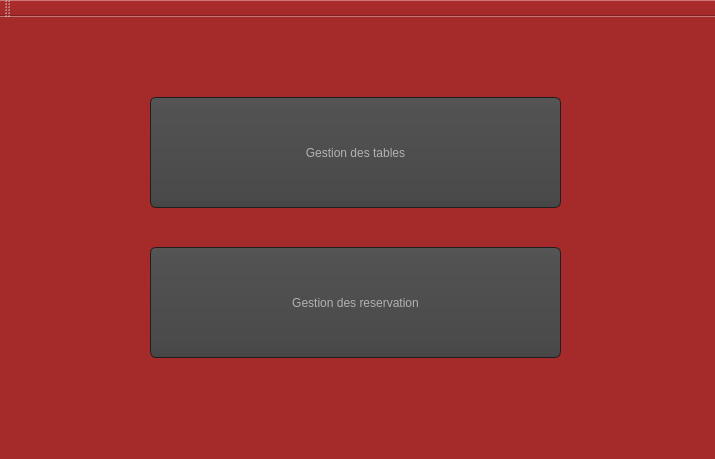
Old version of the form mainwindow.ui in the repository soumaya-nheri/Smart-Restaurant-2A27.
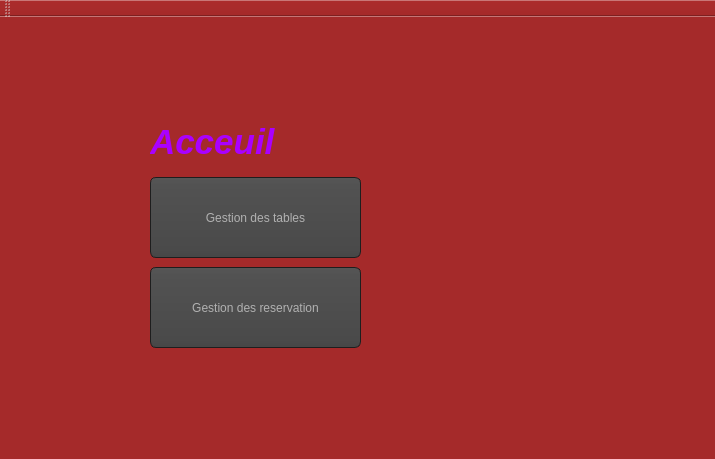
New version of the form. Icons and pictures are not drawn.

Diff of the .ui file:
```diff
--- a/mainwindow.ui
+++ b/mainwindow.ui
@@ -479,9 +479,9 @@
     <property name="geometry">
      <rect>
       <x>150</x>
-      <y>80</y>
-      <width>411</width>
-      <height>111</height>
+      <y>160</y>
+      <width>211</width>
+      <height>81</height>
      </rect>
     </property>
     <property name="styleSheet">
@@ -496,8 +496,8 @@
     </property>
     <property name="iconSize">
      <size>
-      <width>80</width>
-      <height>80</height>
+      <width>60</width>
+      <height>60</height>
      </size>
     </property>
    </widget>
@@ -505,9 +505,9 @@
     <property name="geometry">
      <rect>
       <x>150</x>
-      <y>230</y>
-      <width>411</width>
-      <height>111</height>
+      <y>250</y>
+      <width>211</width>
+      <height>81</height>
      </rect>
     </property>
     <property name="styleSheet">
@@ -522,11 +522,24 @@
     </property>
     <property name="iconSize">
      <size>
-      <width>80</width>
-      <height>80</height>
+      <width>60</width>
+      <height>60</height>
      </size>
     </property>
    </widget>
+   <widget class="QLabel" name="label">
+    <property name="geometry">
+     <rect>
+      <x>150</x>
+      <y>100</y>
+      <width>151</width>
+      <height>51</height>
+     </rect>
+    </property>
+    <property name="text">
+     <string>&lt;html&gt;&lt;head/&gt;&lt;body&gt;&lt;p&gt;&lt;span style=&quot; font-size:26pt; font-weight:600; font-style:italic; color:#aa00ff;&quot;&gt;Acceuil &lt;/span&gt;&lt;/p&gt;&lt;/body&gt;&lt;/html&gt;</string>
+    </property>
+   </widget>
   </widget>
   <widget class="QMenuBar" name="menuBar">
    <property name="geometry">
```
Left out of the diff: 4 changed lines with no effect on the pictures.
